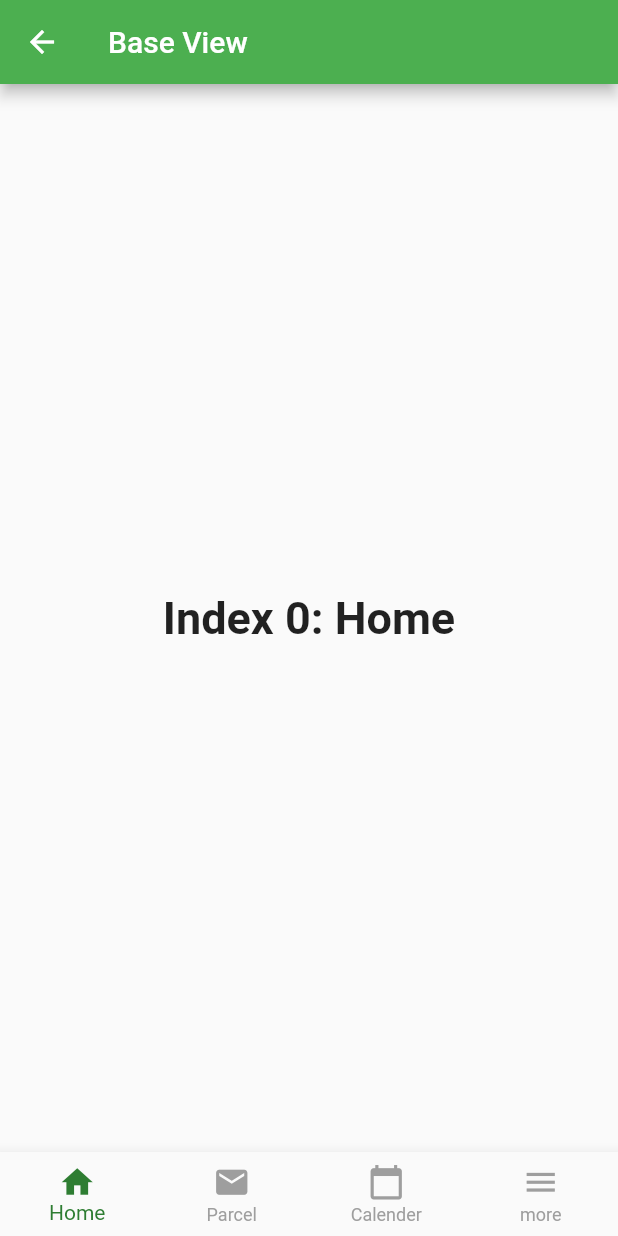
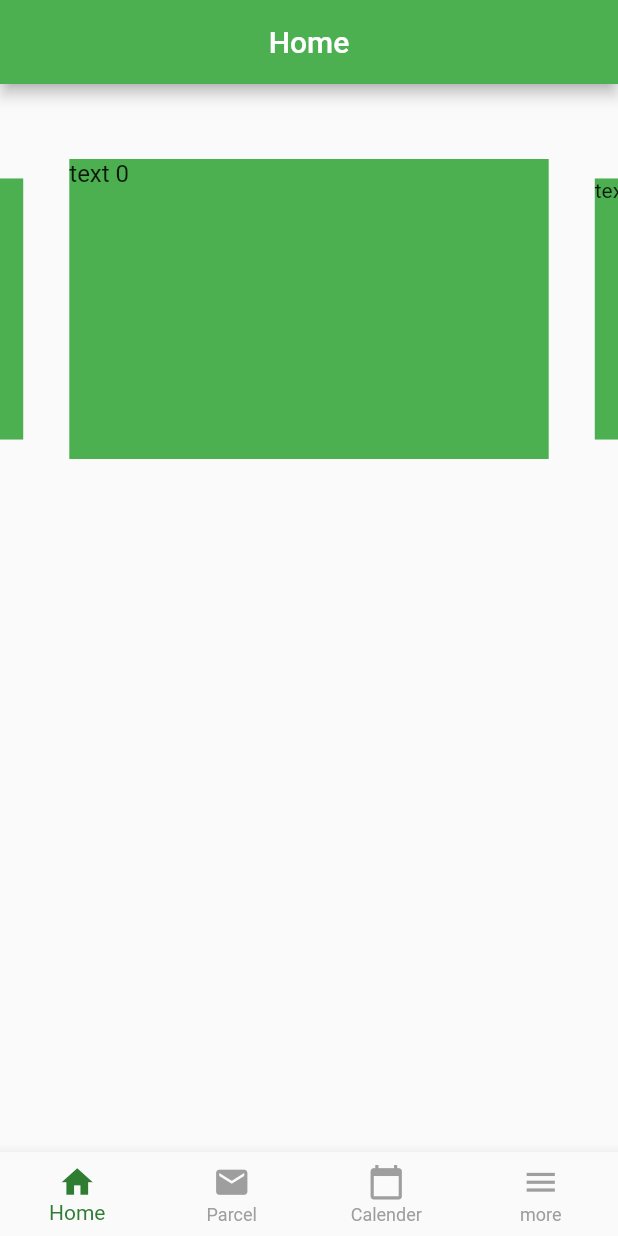
Before and after one commit to JimmyZiqiangCheng/SummerProject2019, a Flutter app: the BaseView screen opened directly, on a phone screen of 412 x 824 dp. Run offline on Flutter 3.47's test engine with Material 2 defaults, Android fonts, the phone set to English and light mode, and no system bars; drawn by our look-alikes of carousel_slider; our stand-ins replace firebase_auth, validators; accounts and stored records are empty.

Commit message:
carousal finished

```diff
--- a/project_valkyrie/lib/app/base_view.dart
+++ b/project_valkyrie/lib/app/base_view.dart
@@ -1,38 +1,78 @@
 import 'package:flutter/material.dart';
 import 'package:provider/provider.dart';
+import 'package:carousel_slider/carousel_slider.dart';
 
 class BaseView extends StatelessWidget {
   // final _selectedIndex = 1;
-  static const TextStyle optionStyle =
-      TextStyle(fontSize: 30, fontWeight: FontWeight.bold);
-  static const List<Widget> _widgetOptions = <Widget>[
-    Text(
-      'Index 0: Home',
-      style: optionStyle,
-    ),
-    Text(
-      'Index 1: Parcel',
-      style: optionStyle,
-    ),
-    Text(
-      'Index 2: Calender',
-      style: optionStyle,
-    ),
-    Text(
-      'Index 3: More',
-      style: optionStyle,
-    ),
-  ];
 
   @override
   Widget build(BuildContext context) {
+    print('---------rebuilding-------------');
     final selected = Provider.of<ValueNotifier<int>>(context);
+
+    String pageTitle;
+    switch (selected.value) {
+                  case 0:
+                    pageTitle = 'Home';
+                    break;
+                  case 1:
+                    pageTitle = 'Parcel';
+                    break;
+                  case 2:
+                    pageTitle = 'Calendar';
+                    break;
+                  default:
+                    pageTitle = pageTitle;
+                    break;
+                }
     return Scaffold(
       appBar: AppBar(
-        title: const Text('Base View'),
+        title: Text(pageTitle),
+        centerTitle: true,
+        automaticallyImplyLeading: false,
       ),
-      body: Center(
-        child: _widgetOptions.elementAt(selected.value),
+      body: Container(
+        margin: const EdgeInsets.only(top: 50.0),
+        child: CarouselSlider(
+          height: 200.0,
+          initialPage: 0,
+          autoPlay: true,
+          enlargeCenterPage: true,
+          autoPlayInterval: Duration(seconds: 3),
+          autoPlayAnimationDuration: Duration(milliseconds: 800),
+          pauseAutoPlayOnTouch: Duration(seconds: 5),
+          items: [1, 2, 3].map((i) {
+            return Builder(
+              builder: (BuildContext context) {
+                Color color;
+                switch (selected.value) {
+                  case 0:
+                    color = Colors.green[500];
+                    break;
+                  case 1:
+                    color = Colors.amber;
+                    break;
+                  case 2:
+                    color = Colors.red;
+                    break;
+                  default:
+                    color = Colors.blue;
+                    break;
+                }
+                return Container(
+                    width: MediaQuery.of(context).size.width,
+                    margin: EdgeInsets.symmetric(horizontal: 5.0),
+                    decoration: BoxDecoration(
+                      color: color,
+                    ),
+                    child: Text(
+                      'text ${selected.value}',
+                      style: TextStyle(fontSize: 16.0),
+                    ));
+              },
+            );
+          }).toList(),
+        ),
       ),
       bottomNavigationBar: BottomNavigationBar(
         type: BottomNavigationBarType.fixed,
@@ -69,7 +109,7 @@ class BaseView extends StatelessWidget {
         unselectedItemColor: Colors.grey,
         unselectedIconTheme:
             IconThemeData(color: Colors.grey, opacity: 1.0, size: 25.0),
-        onTap: (_index) => selected.value = _index,
+        onTap: (_index) => _index != 3 ? selected.value = _index : null,
       ),
     );
   }
```
